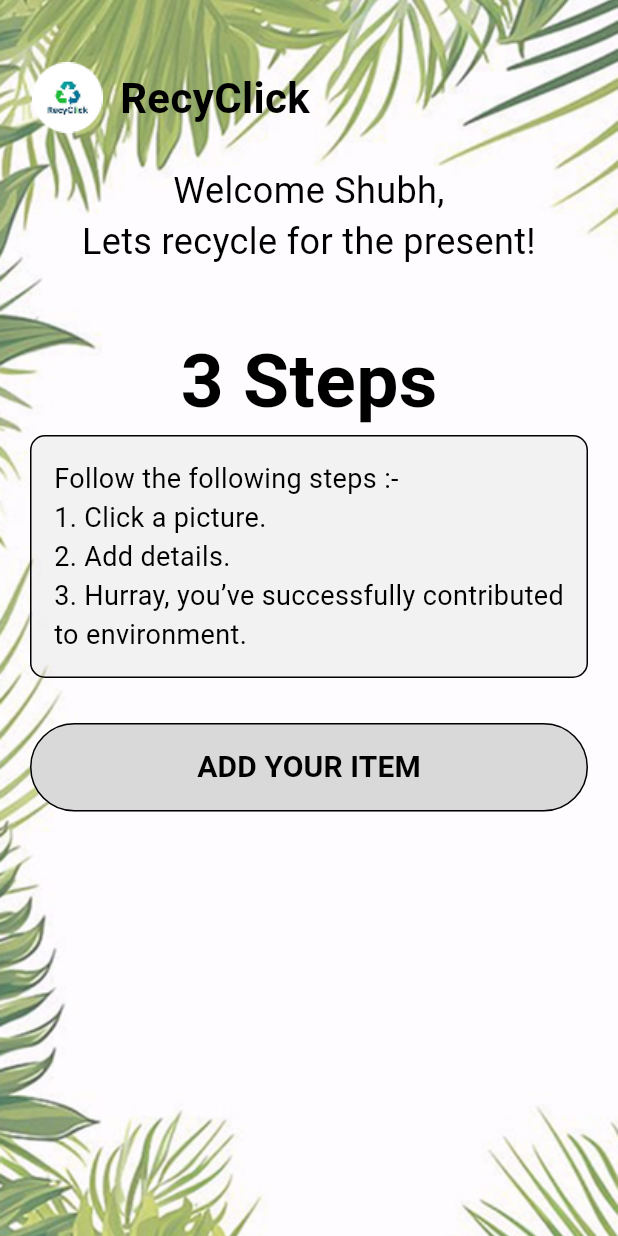
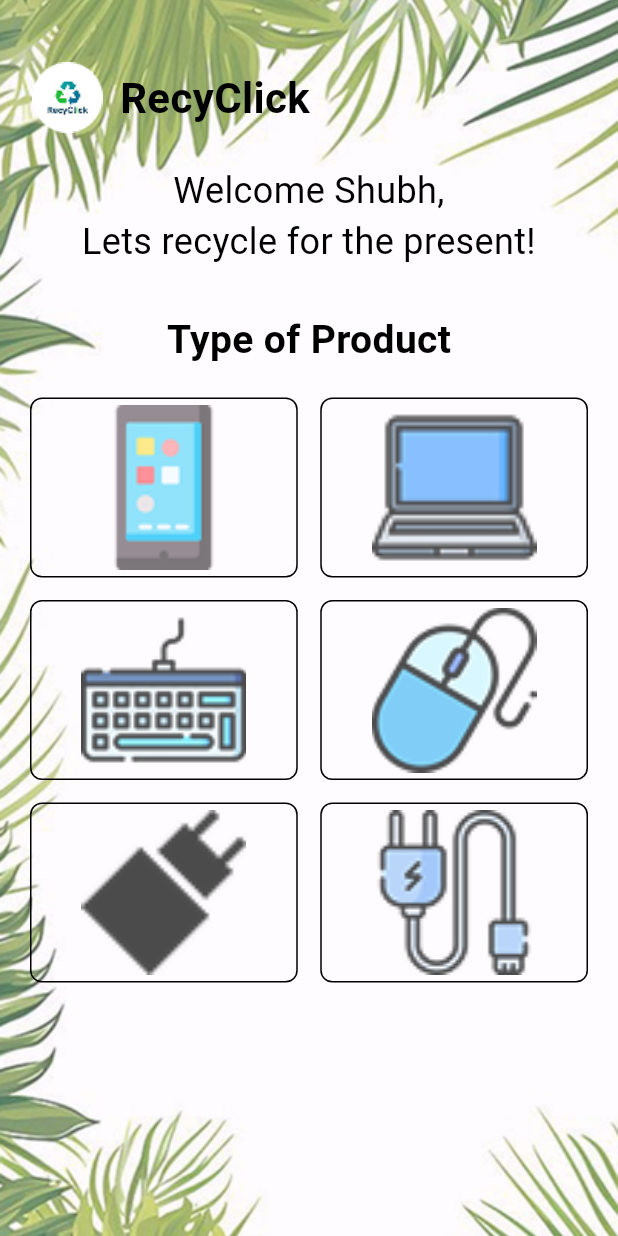
Before and after one commit to Lavitratyagi/recyclick, a Flutter app: the AddItemPage screen opened directly, after a tap on "ADD YOUR ITEM", on a phone screen of 412 x 824 dp. Run offline on Flutter 3.47's test engine with Material 3 defaults, Android fonts, the phone set to English and light mode, and no system bars; our stand-ins replace image_picker; Roboto replaces fonts that are missing (Montserrat).

Commit message:
Add device selection screen and related assets

```diff
--- a/lib/screens/add_item.dart
+++ b/lib/screens/add_item.dart
@@ -1,4 +1,5 @@
 import 'package:flutter/material.dart';
+import 'package:recyclick/screens/device_selection.dart';
 
 class AddItemPage extends StatelessWidget {
   @override
@@ -83,7 +84,12 @@ class AddItemPage extends StatelessWidget {
                   width: double.infinity,
                   child: OutlinedButton(
                     onPressed: () {
-                      // Implement button action here.
+                      Navigator.push(
+                        context,
+                        MaterialPageRoute(
+                          builder: (context) => DeviceTypeSelectionPage(),
+                        ),
+                      );
                     },
                     style: OutlinedButton.styleFrom(
                       backgroundColor: Color(0xFFD9D9D9),
--- /dev/null
+++ b/lib/screens/device_selection.dart
@@ -0,0 +1,120 @@
+import 'package:flutter/material.dart';
+import 'package:recyclick/screens/image_upload.dart';
+
+class DeviceTypeSelectionPage extends StatelessWidget {
+  // List of product image asset paths.
+  final List<String> productImages = [
+    'assets/Smartphone.png',
+    'assets/Laptop.png',
+    'assets/Keyboard.png',
+    'assets/Mouse.png',
+    'assets/Charger.png',
+    'assets/Phone charger.png',
+  ];
+
+  @override
+  Widget build(BuildContext context) {
+    return Scaffold(
+      // No app bar per requirements.
+      body: Stack(
+        fit: StackFit.expand,
+        children: [
+          // Full-screen background image.
+          Image.asset('assets/user_bg.png', fit: BoxFit.cover),
+          // Content overlay with scrolling support.
+          SingleChildScrollView(
+            padding: EdgeInsets.symmetric(horizontal: 20, vertical: 40),
+            child: Column(
+              crossAxisAlignment: CrossAxisAlignment.start,
+              children: [
+                // Top row with logo and RecyClick text.
+                Row(
+                  children: [
+                    Image.asset('assets/logo.png', height: 50, width: 50),
+                    SizedBox(width: 10),
+                    Text(
+                      'RecyClick',
+                      style: TextStyle(
+                        fontFamily: 'Montserrat',
+                        fontSize: 28,
+                        fontWeight: FontWeight.bold,
+                        color: Colors.black,
+                      ),
+                    ),
+                  ],
+                ),
+                SizedBox(height: 20),
+                // Welcome text.
+                Center(
+                  child: Text(
+                    'Welcome Shubh,\nLets recycle for the present!',
+                    textAlign: TextAlign.center,
+                    style: TextStyle(
+                      fontFamily: 'Montserrat',
+                      fontSize: 24,
+                      color: Colors.black,
+                    ),
+                  ),
+                ),
+                SizedBox(height: 30),
+                // "Type of Product" header.
+                Center(
+                  child: Text(
+                    'Type of Product',
+                    style: TextStyle(
+                      fontFamily: 'Montserrat',
+                      fontSize: 26,
+                      fontWeight: FontWeight.bold,
+                      color: Colors.black,
+                    ),
+                  ),
+                ),
+                SizedBox(height: 20),
+                // Grid with 6 boxes (2 per row) for device/product selection.
+                GridView.builder(
+                  shrinkWrap: true,
+                  physics: NeverScrollableScrollPhysics(),
+                  itemCount: productImages.length,
+                  gridDelegate: SliverGridDelegateWithFixedCrossAxisCount(
+                    crossAxisCount: 2, // 2 boxes per row.
+                    mainAxisSpacing: 15,
+                    crossAxisSpacing: 15,
+                    // Fixed height for each box.
+                    mainAxisExtent: 120,
+                  ),
+                  itemBuilder: (context, index) {
+                    return GestureDetector(
+                      onTap: () {
+                        // Navigate to the photo upload page when tapped.
+                        Navigator.push(
+                          context,
+                          MaterialPageRoute(builder: (context) => PhotoUploadPage()),
+                        );
+                      },
+                      child: Container(
+                        decoration: BoxDecoration(
+                          border: Border.all(color: Colors.black), // Black outline.
+                          borderRadius: BorderRadius.circular(8),
+                        ),
+                        child: Padding(
+                          padding: EdgeInsets.all(4.0),
+                          child: Opacity(
+                            opacity: 0.7, // Image rendered at 70% opacity.
+                            child: Image.asset(
+                              productImages[index],
+                              fit: BoxFit.contain,
+                            ),
+                          ),
+                        ),
+                      ),
+                    );
+                  },
+                ),
+              ],
+            ),
+          ),
+        ],
+      ),
+    );
+  }
+}
--- a/pubspec.yaml
+++ b/pubspec.yaml
@@ -34,6 +34,7 @@ dependencies:
   # The following adds the Cupertino Icons font to your application.
   # Use with the CupertinoIcons class for iOS style icons.
   cupertino_icons: ^1.0.8
+  image_picker: ^1.1.2
 
 dev_dependencies:
   flutter_test:
```
Also changed, not shown: lib/screens/image_upload.dart (added, +204 -0 lines), lib/screens/product_details.dart (added, +182 -0 lines), assets/Charger.png (added), assets/Keyboard.png (added), assets/Laptop.png (added), assets/Mouse.png (added), assets/Phone charger.png (added), assets/Smartphone.png (added), pubspec.lock, 5 other files.
